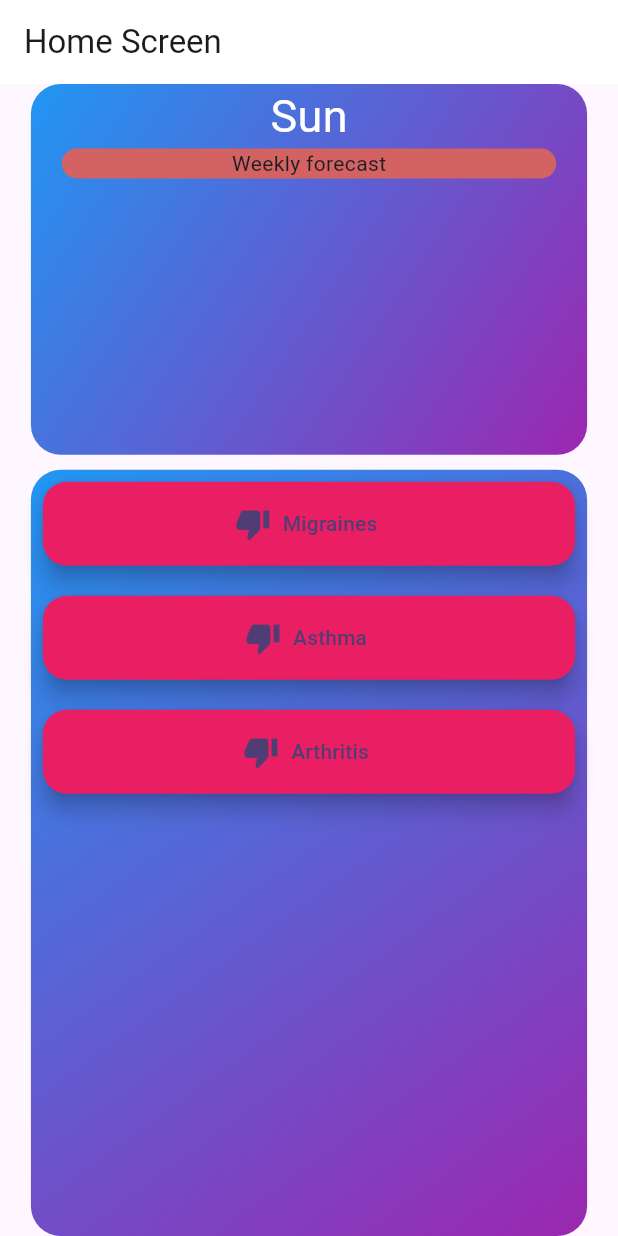
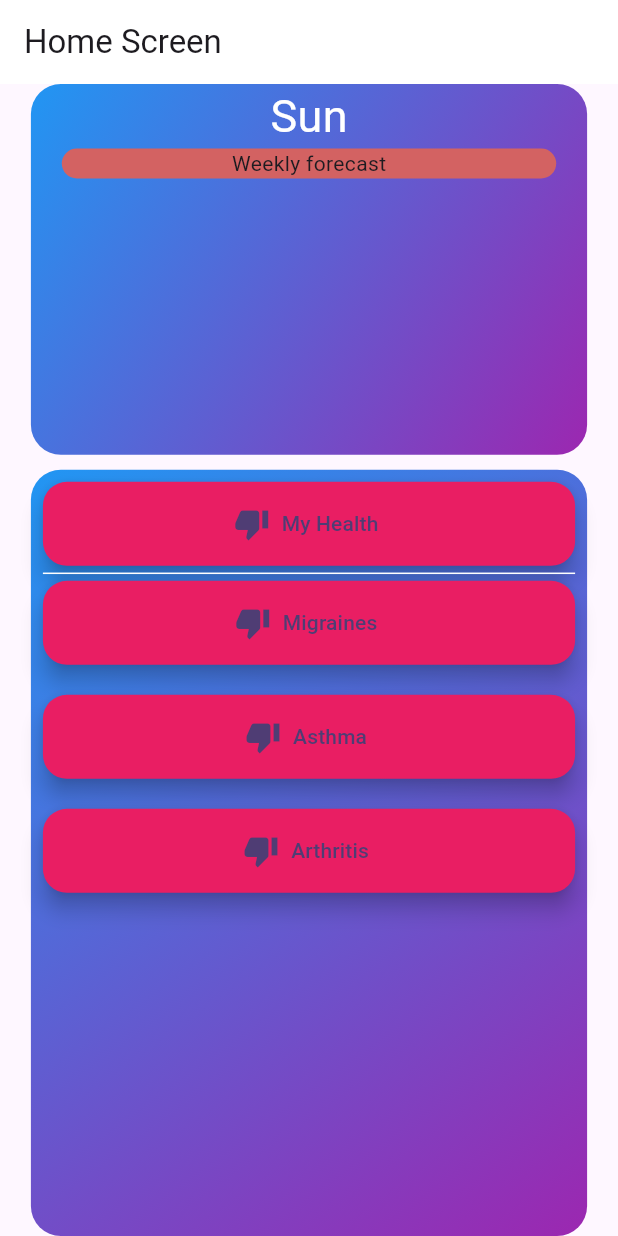
Before and after one commit to Skylar1245/Hack-Ohio-12, a Flutter app: the screen it shows after launch, on a phone screen of 412 x 824 dp. Run offline on Flutter 3.47's test engine with Material 3 defaults, Android fonts, the phone set to English and light mode, and no system bars; our stand-ins replace geolocator, weather.

Commit message:
new my health button

```diff
--- a/lib/UI Files/homescreen.dart
+++ b/lib/UI Files/homescreen.dart
@@ -15,6 +15,7 @@ class _HomeScreenState extends State<HomeScreen> {
   @override
   Widget build(BuildContext context) {
     Divider divider = Divider(height: 10, color: Colors.transparent);
+    Divider visibleDivider = Divider(height: 10, color: Colors.white);
     Divider buttonDivider = Divider(height: 20, color: Colors.transparent);
     return Scaffold(
         appBar: AppBar(
@@ -64,6 +65,21 @@ class _HomeScreenState extends State<HomeScreen> {
                       child: ListView(
                           padding: const EdgeInsets.all(8),
                           children: <Widget>[
+                            FloatingActionButton.extended(
+                              heroTag: "0",
+                              onPressed: () {
+                                Navigator.push(
+                                  context,
+                                  MaterialPageRoute(
+                                      builder: (context) =>
+                                          const Medicalbaseclass(
+                                              title: 'My Health')),
+                                );
+                              },
+                              label: Text('My Health'),
+                              icon: Icon(Icons.thumb_down),
+                              backgroundColor: Colors.pink,
+                            ), visibleDivider,
                             FloatingActionButton.extended(
                               heroTag: "1",
                               onPressed: () {
```
